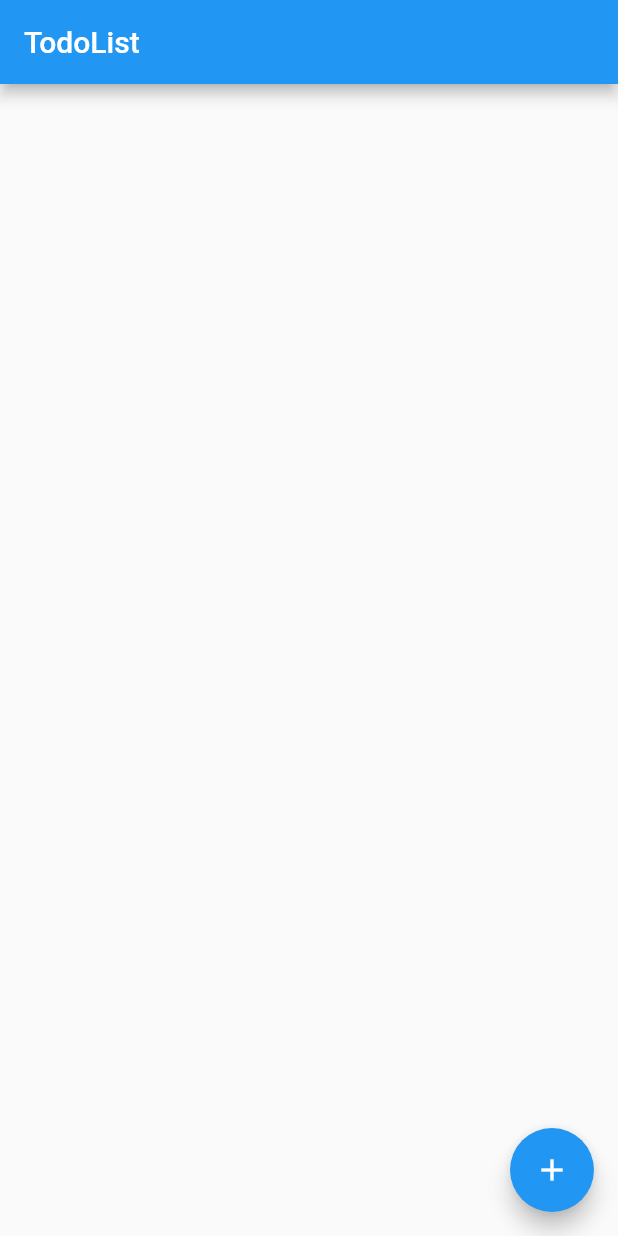
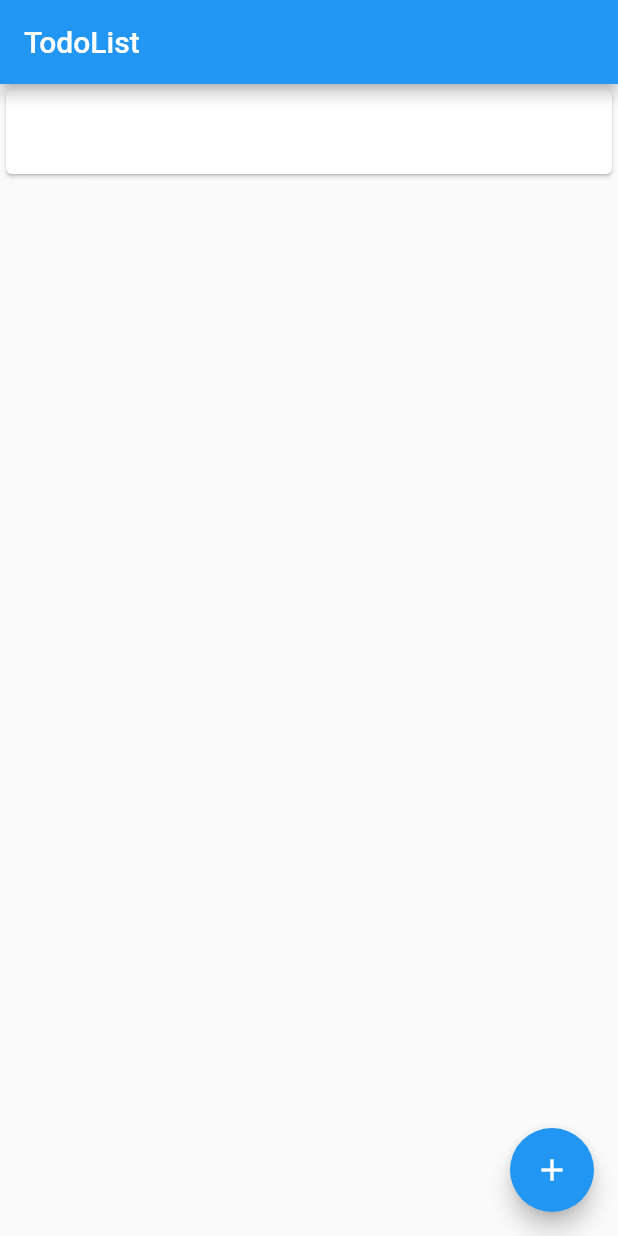
Before and after one commit to tttuuu1234/riverpod_todo_app, a Flutter app: the TodoAddPage screen opened directly, after a tap on "Add", on a phone screen of 412 x 824 dp. Run offline on Flutter 3.47's test engine with Material 2 defaults, Android fonts, the phone set to English and light mode, and no system bars; our stand-ins replace flutter_riverpod, freezed_annotation.

Commit message:
Todo削除機能の実装

```diff
--- a/lib/presentation/controllers/todo/todo_add_controller.dart
+++ b/lib/presentation/controllers/todo/todo_add_controller.dart
@@ -1,5 +1,6 @@
 import 'package:flutter_riverpod/flutter_riverpod.dart';
 import 'package:riverpod_todo_app/presentation/states/todo/todo_state.dart';
+import 'package:uuid/uuid.dart';
 
 final todoAddProvider =
     StateNotifierProvider<TodoAddController, TodoState>((_) {
@@ -9,8 +10,14 @@ final todoAddProvider =
 class TodoAddController extends StateNotifier<TodoState> {
   TodoAddController()
       : super(
-          TodoState(title: '', date: DateTime.now()),
+          TodoState(id: '', title: '', date: DateTime.now()),
         );
+
+  final _uuid = const Uuid();
+
+  void setId() {
+    state = state.copyWith(id: _uuid.v4());
+  }
 
   void setTitle(String value) {
     state = state.copyWith(title: value);
--- a/lib/presentation/controllers/todo/todo_list_controller.dart
+++ b/lib/presentation/controllers/todo/todo_list_controller.dart
@@ -23,4 +23,10 @@ class TodoListController extends StateNotifier<TodoListState> {
       ...state.list,
     ]);
   }
+
+  void delete(String id) {
+    final newTodoList =
+        state.list.where((element) => element.id != id).toList();
+    state = state.copyWith(list: newTodoList);
+  }
 }
--- a/lib/presentation/pages/todo/todo_add_page.dart
+++ b/lib/presentation/pages/todo/todo_add_page.dart
@@ -26,6 +26,7 @@ class TodoAddPage extends ConsumerWidget {
           ),
           ElevatedButton(
             onPressed: () {
+              todoAddNotifier.setId();
               todoListNotifier.add(todoAddState);
               Navigator.pop(context);
             },
--- a/lib/presentation/pages/todo/todo_list_page.dart
+++ b/lib/presentation/pages/todo/todo_list_page.dart
@@ -2,6 +2,7 @@ import 'package:flutter/material.dart';
 import 'package:flutter_riverpod/flutter_riverpod.dart';
 import 'package:riverpod_todo_app/presentation/controllers/todo/todo_list_controller.dart';
 import 'package:riverpod_todo_app/presentation/pages/todo/todo_add_page.dart';
+import 'package:riverpod_todo_app/presentation/states/todo_list/todo_list_state.dart';
 
 class TodoListPage extends ConsumerWidget {
   const TodoListPage({super.key});
@@ -9,22 +10,17 @@ class TodoListPage extends ConsumerWidget {
   @override
   Widget build(BuildContext context, WidgetRef ref) {
     final todoListState = ref.watch(todoListProvider);
+    final todoListNotifier = ref.watch(todoListProvider.notifier);
+
+    print('TodoLIst画面ビルドされた');
 
     return Scaffold(
       appBar: AppBar(
         title: const Text('TodoList'),
       ),
-      body: ListView.builder(
-        itemCount: todoListState.list.length,
-        itemBuilder: ((context, index) {
-          final todo = todoListState.list[index];
-          return ListTile(
-            title: Text(todo.title),
-            onLongPress: () {
-              print('ロング');
-            },
-          );
-        }),
+      body: TodoListView(
+        todoListState: todoListState,
+        todoListNotifier: todoListNotifier,
       ),
       floatingActionButton: FloatingActionButton(
         child: const Icon(Icons.add),
@@ -41,3 +37,76 @@ class TodoListPage extends ConsumerWidget {
     );
   }
 }
+
+class TodoListView extends StatelessWidget {
+  const TodoListView({
+    Key? key,
+    required this.todoListState,
+    required this.todoListNotifier,
+  }) : super(key: key);
+
+  final TodoListState todoListState;
+  final TodoListController todoListNotifier;
+
+  @override
+  Widget build(BuildContext context) {
+    if (todoListState.list.isEmpty) {
+      return const Center(
+        child: Text('Add todo please'),
+      );
+    }
+
+    return ListView.builder(
+      itemCount: todoListState.list.length,
+      itemBuilder: ((context, index) {
+        final todo = todoListState.list[index];
+
+        return Dismissible(
+          key: ValueKey(todo.id),
+          direction: DismissDirection.endToStart,
+          background: Container(
+            alignment: Alignment.centerRight,
+            color: Colors.redAccent[700],
+            child: const Padding(
+              padding: EdgeInsets.fromLTRB(10.0, 0.0, 20.0, 0.0),
+              child: Icon(Icons.delete, color: Colors.white),
+            ),
+          ),
+          confirmDismiss: ((direction) {
+            return showDialog(
+              context: context,
+              builder: ((context) {
+                return AlertDialog(
+                  title: const Text('削除しますか？'),
+                  actions: [
+                    TextButton(
+                      onPressed: () {
+                        Navigator.pop(context);
+                      },
+                      child: const Text('cansel'),
+                    ),
+                    TextButton(
+                      onPressed: () {
+                        todoListNotifier.delete(todo.id);
+                        Navigator.pop(context);
+                      },
+                      child: const Text('delete'),
+                    )
+                  ],
+                );
+              }),
+            );
+          }),
+          child: Card(
+            child: ListTile(
+              title: Text(todo.title),
+              onLongPress: () {
+                print('ロング');
+              },
+            ),
+          ),
+        );
+      }),
+    );
+  }
+}
--- a/lib/presentation/states/todo/todo_state.dart
+++ b/lib/presentation/states/todo/todo_state.dart
@@ -5,6 +5,7 @@ part 'todo_state.freezed.dart';
 @freezed
 class TodoState with _$TodoState {
   const factory TodoState({
+    required String id,
     required String title,
     required DateTime date,
   }) = _TodoState;
--- a/pubspec.yaml
+++ b/pubspec.yaml
@@ -39,6 +39,7 @@ dependencies:
   flutter_riverpod: ^2.1.1
   freezed_annotation: ^2.2.0
   json_annotation: ^4.7.0
+  uuid: ^3.0.6
 
 dev_dependencies:
   flutter_test:
```
Also changed, not shown: lib/presentation/states/todo/todo_state.freezed.dart, pubspec.lock.
